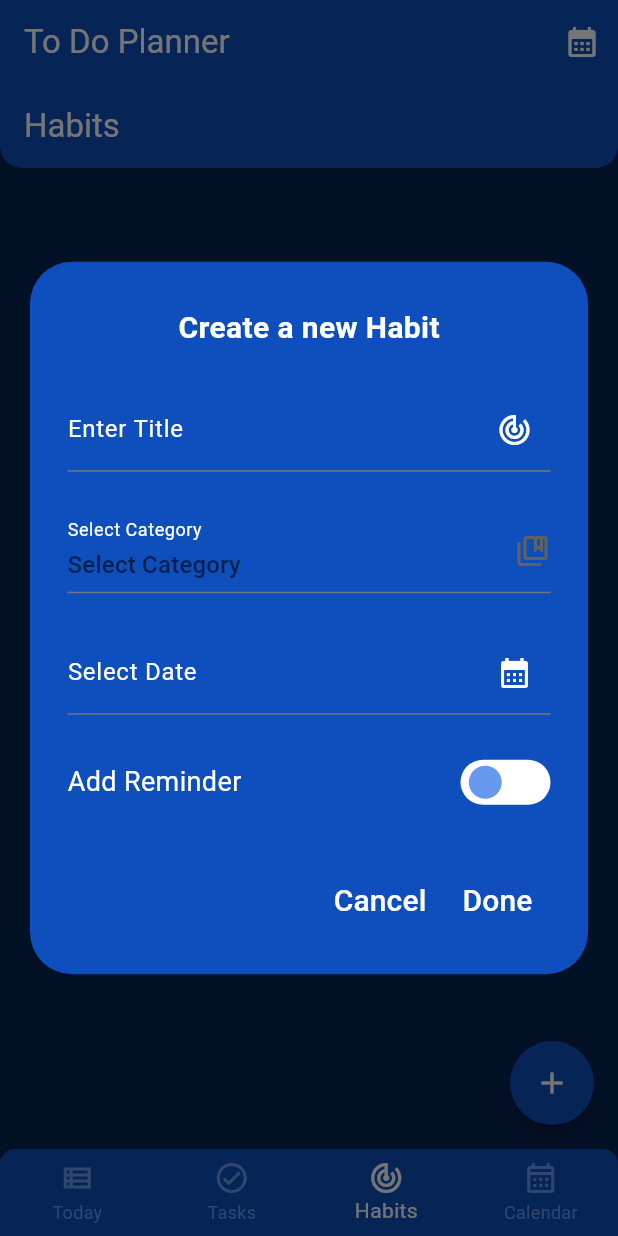
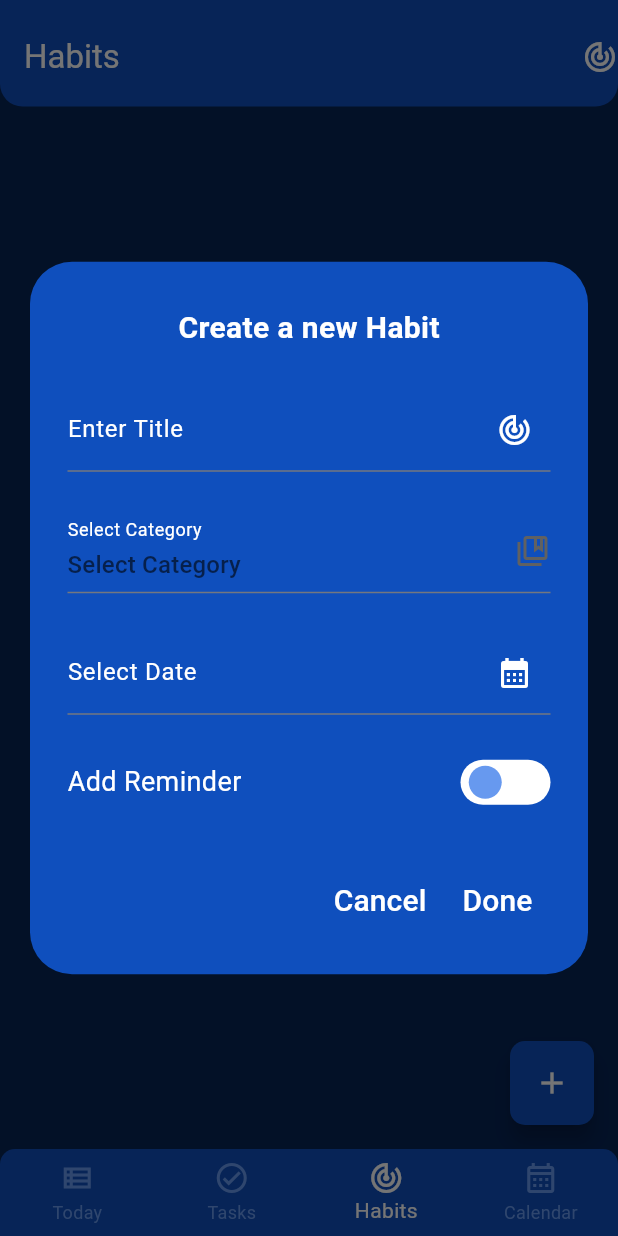
Before and after one commit to Teshan2000/To-Do-Planner, a Flutter app: the screen it shows after launch, item 3 of the bottom bar chosen, after a tap on the "add" icon, on a phone screen of 412 x 824 dp. Run offline on Flutter 3.47's test engine with Material 3 defaults, Android fonts, the phone set to English and light mode, and no system bars; drawn by our look-alikes of flutter_switch; our stand-ins replace flutter_local_notifications, hive_flutter, table_calendar, timezone; accounts and stored records are empty.

Commit message:
New Changes
Some new modifications were added in UI.

```diff
--- a/to_do_planner/lib/screens/habitsScreen.dart
+++ b/to_do_planner/lib/screens/habitsScreen.dart
@@ -19,17 +19,35 @@ class _HabitsScreenState extends State<HabitsScreen> {
     return Scaffold(
       backgroundColor: const Color.fromARGB(255, 7, 36, 86),
       appBar: AppBar(
-        title: const Text(
-          "Habits",
-          style: TextStyle(color: Colors.white),
+        title: const Padding(
+          padding: EdgeInsets.only(top: 20),
+          child: Text(
+            "Habits",
+            style: TextStyle(color: Colors.white),
+          ),
         ),
+        actions: const [
+          Padding(
+            padding: EdgeInsets.only(top: 20),
+            child: Icon(
+              Icons.track_changes,
+              color: Colors.white,
+            ),
+          ),
+        ],
         shape: const RoundedRectangleBorder(
           borderRadius: BorderRadius.only(
             bottomLeft: Radius.circular(15),
-            bottomRight: Radius.circular(15)
-          )
+            bottomRight: Radius.circular(15))),
+        backgroundColor: const Color.fromARGB(255, 15, 79, 189),
+        bottom: const PreferredSize(
+          preferredSize: Size(double.infinity, 15),
+          child: Padding(
+            padding: EdgeInsets.symmetric(
+              horizontal: 3,
+            ),
+          ),
         ),
-        backgroundColor: const Color.fromARGB(255, 15, 79, 189),
       ),
       body: Consumer<HabitProvider>(
         builder: (context, habitProvider, _) {
@@ -149,8 +167,12 @@ class _HabitsScreenState extends State<HabitsScreen> {
                   },
                   itemCount: habitProvider.habits.length,
                   separatorBuilder: (context, index) {
-                    return const Divider(
-                      color: Colors.white,
+                    return const Padding(
+                      padding: EdgeInsets.symmetric(horizontal: 10),
+                      child: Divider(
+                        height: 5,
+                        color: Colors.white,
+                      ),
                     );
                   },
                 ),
@@ -280,8 +302,12 @@ class _HabitsScreenState extends State<HabitsScreen> {
                   },
                   itemCount: habitProvider.completedHabits.length,
                   separatorBuilder: (context, index) {
-                    return const Divider(
-                      color: Colors.white,
+                    return const Padding(
+                      padding: EdgeInsets.symmetric(horizontal: 10),
+                      child: Divider(
+                        height: 5,
+                        color: Colors.white,
+                      ),
                     );
                   },
                 ),
@@ -320,7 +346,7 @@ class _HabitsScreenState extends State<HabitsScreen> {
             )
           );
         },
-        shape: const CircleBorder(side: BorderSide.none),
+        shape: const RoundedRectangleBorder(borderRadius: BorderRadius.all(Radius.circular(10))),
         child: const Icon(
           Icons.add,
           color: Colors.white,
--- a/to_do_planner/lib/screens/home.dart
+++ b/to_do_planner/lib/screens/home.dart
@@ -45,24 +45,24 @@ class _HomeState extends State<Home> {
   Widget build(BuildContext context) {
     return Scaffold(
       backgroundColor: const Color.fromARGB(255, 7, 36, 86),
-      appBar: AppBar(
-        title: const Text(
-          "To Do Planner",
-          style: TextStyle(color: Colors.white),
-        ),
-        actions: [
-          IconButton(
-            onPressed: () {
-              Navigator.of(context).pushReplacement(
-                MaterialPageRoute(
-                  builder: (context) => const Calendar()));
-            },
-            icon: const Icon(Icons.calendar_month),
-            color: Colors.white,
-          ),
-        ],
-        backgroundColor: const Color.fromARGB(255, 15, 79, 189),
-      ),
+      // appBar: AppBar(
+      //   title: const Text(
+      //     "To Do Planner",
+      //     style: TextStyle(color: Colors.white),
+      //   ),
+      //   actions: [
+      //     IconButton(
+      //       onPressed: () {
+      //         Navigator.of(context).pushReplacement(
+      //           MaterialPageRoute(
+      //             builder: (context) => const Calendar()));
+      //       },
+      //       icon: const Icon(Icons.calendar_month),
+      //       color: Colors.white,
+      //     ),
+      //   ],
+      //   backgroundColor: const Color.fromARGB(255, 15, 79, 189),
+      // ),
       body: _pages[_selectedIndex],
       bottomNavigationBar: ClipRRect(
         borderRadius: const BorderRadius.only(
@@ -108,7 +108,6 @@ class _HomeState extends State<Home> {
           },
         ),
       ),
-
     );
   }
 }
--- a/to_do_planner/lib/screens/today.dart
+++ b/to_do_planner/lib/screens/today.dart
@@ -2,8 +2,10 @@ import 'package:flutter/material.dart';
 import 'package:intl/intl.dart';
 import 'package:provider/provider.dart';
 import 'package:table_calendar/table_calendar.dart';
-import 'package:to_do_planner/models/habit.dart';
-import 'package:to_do_planner/models/task.dart';
+import 'package:to_do_planner/components/completedHabitsList.dart';
+import 'package:to_do_planner/components/completedTasksList.dart';
+import 'package:to_do_planner/components/habitsList.dart';
+import 'package:to_do_planner/components/tasksList.dart';
 import 'package:to_do_planner/providers/habitProvider.dart';
 import 'package:to_do_planner/providers/taskProvider.dart';
 
@@ -14,14 +16,11 @@ class Today extends StatefulWidget {
   State<Today> createState() => _TodayState();
 }
 
-enum FilterStatus { All, Tasks, Habits }
-
 class _TodayState extends State<Today> {
   bool isCompleted = false;
   DateTime _focusedDay = DateTime.now();
-  DateTime _selectedDay = DateTime.now();
-  FilterStatus status = FilterStatus.All;
-  Alignment _alignment = Alignment.centerLeft;
+  DateTime? _selectedDay;
+  CalendarFormat _calendarFormat = CalendarFormat.week;
 
   String formatTaskDate(DateTime taskDate) {
     DateTime now = DateTime.now();
@@ -39,14 +38,17 @@ class _TodayState extends State<Today> {
 
   @override
   Widget build(BuildContext context) {
+    final taskProvider = Provider.of<TaskProvider>(context);
+    final habitProvider = Provider.of<HabitProvider>(context);
+
     List<Map<String, dynamic>> getEventsByDate(DateTime day) {
-      final tasks = TaskProvider()
-          .getTasksByDate(_selectedDay)
+      final tasks = taskProvider
+          .getTasksByDate(day)
           .map((task) => {'type': 'task', 'data': task})
           .toList();
 
-      final habits = HabitProvider()
-          .getHabitsByDate(_selectedDay)
+      final habits = habitProvider
+          .getHabitsByDate(day)
           .map((habit) => {'type': 'habit', 'data': habit})
           .toList();
 
@@ -56,15 +58,20 @@ class _TodayState extends State<Today> {
     return Scaffold(
       backgroundColor: const Color.fromARGB(255, 7, 36, 86),
       appBar: AppBar(
-        title: const Text(
+        title: const Padding(
+          padding: EdgeInsets.only(top: 20),
+          child: Text(
             "Today",
             style: TextStyle(color: Colors.white),
           ),
-        actions: [
-          IconButton(
-            onPressed: () {},
-            icon: const Icon(Icons.calendar_month),
+        ),
+        actions: const [
+          Padding(
+            padding: EdgeInsets.only(top: 20),
+            child: Icon(
+              Icons.view_list,
               color: Colors.white,
+            ),
           ),
         ],
         shape: const RoundedRectangleBorder(
@@ -72,6 +79,14 @@ class _TodayState extends State<Today> {
             bottomLeft: Radius.circular(15),
             bottomRight: Radius.circular(15))),
         backgroundColor: const Color.fromARGB(255, 15, 79, 189),
+        bottom: const PreferredSize(
+          preferredSize: Size(double.infinity, 15),
+          child: Padding(
+            padding: EdgeInsets.symmetric(
+              horizontal: 3,
+            ),
+          ),
+        ),
       ),
       body: Consumer2<TaskProvider, HabitProvider>(
         builder: (context, taskProvider, habitProvider, _) {
@@ -82,7 +97,8 @@ class _TodayState extends State<Today> {
                 focusedDay: _focusedDay,
                 firstDay: DateTime(2000),
                 lastDay: DateTime(2100),
-                calendarFormat: CalendarFormat.week,
+                calendarFormat: _calendarFormat,
+                startingDayOfWeek: StartingDayOfWeek.monday,
                 headerVisible: false,
                 selectedDayPredicate: (day) => isSameDay(_selectedDay, day),
                 onDaySelected: (selectedDay, focusedDay) {
@@ -91,6 +107,15 @@ class _TodayState extends State<Today> {
                     _focusedDay = focusedDay;
                   });
                 },
+                // headerStyle: const HeaderStyle(
+                //   titleTextStyle: TextStyle(color: Colors.white),
+                //   formatButtonTextStyle: TextStyle(color: Colors.white),
+                //   decoration: BoxDecoration(
+                //     color: Color.fromARGB(255, 5, 46, 80),
+                //     borderRadius: BorderRadius.all(Radius.circular(10)),
+                //   ),
+                // ),
+                eventLoader: (day) => getEventsByDate(day),
                 daysOfWeekStyle: const DaysOfWeekStyle(
                   weekdayStyle: TextStyle(color: Colors.white),
                   weekendStyle: TextStyle(color: Colors.white),
@@ -103,6 +128,11 @@ class _TodayState extends State<Today> {
                     color: Colors.white,
                     shape: BoxShape.circle,
                   ),
+                  todayDecoration: BoxDecoration(
+                    color: Colors.blueAccent,
+                    shape: BoxShape.rectangle,
+                    borderRadius: BorderRadius.all(Radius.circular(10))
+                  ),
                   selectedDecoration: BoxDecoration(
                     color: Colors.blueAccent,
                     shape: BoxShape.circle,
@@ -110,107 +140,49 @@ class _TodayState extends State<Today> {
                 ),
               ),
               const SizedBox(height: 20),
-              Stack(
-                children: [
-                  Padding(
-                    padding: const EdgeInsets.symmetric(horizontal: 12),
-                    child: Container(
-                      width: double.infinity,
-                      height: 30,
-                      decoration: BoxDecoration(
-                          color: Colors.white,
-                          borderRadius: BorderRadius.circular(10)),
-                      child: Row(
-                        mainAxisAlignment: MainAxisAlignment.spaceBetween,
-                        children: [
-                          for (FilterStatus filterStatus in FilterStatus.values)
-                            Expanded(
-                                child: GestureDetector(
-                              onTap: () {
-                                setState(() {
-                                  if (filterStatus == FilterStatus.All) {
-                                    status = FilterStatus.All;
-                                    _alignment = Alignment.centerLeft;
-                                  } else if (filterStatus ==
-                                      FilterStatus.Tasks) {
-                                    status = FilterStatus.Tasks;
-                                    _alignment = Alignment.center;
-                                  } else if (filterStatus ==
-                                      FilterStatus.Habits) {
-                                    status = FilterStatus.Habits;
-                                    _alignment = Alignment.centerRight;
-                                  }
-                                });
-                              },
-                              child: Center(child: Text(filterStatus.name)),
-                            ))
-                        ],
-                      ),
-                    ),
-                  ),
-                  Padding(
-                    padding: const EdgeInsets.symmetric(horizontal: 12),
-                    child: AnimatedAlign(
-                      alignment: _alignment,
-                      duration: const Duration(milliseconds: 200),
-                      child: Container(
-                        width: 100,
-                        height: 30,
-                        decoration: BoxDecoration(
-                            color: const Color.fromARGB(255, 15, 79, 189),
-                            borderRadius: BorderRadius.circular(10)),
-                        child: Center(
-                            child: Text(
-                          status.name,
-                          style: const TextStyle(
-                            color: Colors.white,
-                            fontWeight: FontWeight.bold,
-                          ),
-                        )),
-                      ),
-                    ),
-                  ),
-                ],
-              ),
-              const SizedBox(height: 20),
-              Expanded(
-                  child: ListView(
-                    children: getEventsByDate(_selectedDay ?? _focusedDay)
-                        .map((event) {
-                      if (event['type'] == 'task') {
-                        Task task = event['data'];
-                        return Dismissible(
-                          key: Key(toString()),
-                          child: ListTile(
-                            // leading: Icon(task.category?.icon, color: Colors.white),
-                            title: Text(task.title,
-                                style: const TextStyle(color: Colors.white)),
-                            subtitle: Text("Task | ${task.time}",
-                                style: const TextStyle(
-                                    color: Color.fromARGB(255, 103, 153, 239))),
-                            trailing:
-                                Icon(task.category?.icon, color: Colors.white),
-                          ),
-                        );
-                      } else if (event['type'] == 'habit') {
-                        Habit habit = event['data'];
-                        return ListTile(
-                          // leading: Icon(habit.category?.icon, color: Colors.white),
-                          title: Text(habit.title,
-                              style: const TextStyle(color: Colors.white)),
-                          subtitle: Text(
-                              "Habit | ${formatTaskDate(habit.startDate)}",
-                              style: const TextStyle(
-                                  color: Color.fromARGB(255, 103, 153, 239))),
-                          trailing:
-                              Icon(habit.category?.icon, color: Colors.white),
-                        );
-                      }
-                      return const SizedBox.shrink();
-                    }).toList(),
-                  ),
-                ),
+              TodayTasksList(selectedDate: _selectedDay ?? DateTime.now()),
+              TodayHabitsList(selectedDate: _selectedDay ?? DateTime.now()),
+              CompletedTasksList(selectedDate: _selectedDay ?? DateTime.now()),
+              CompletedTodayHabitsList(selectedDate: _selectedDay ?? DateTime.now())
             ]
+                // Expanded(
+                //   child: ListView(
+                //     children: getEventsByDate(_selectedDay ?? _focusedDay)
+                //         .map((event) {
+                //       if (event['type'] == 'task') {
+                //         Task task = event['data'];
+                //         return Dismissible(
+                //           key: Key(toString()),
+                //           child: ListTile(
+                //             // leading: Icon(task.category?.icon, color: Colors.white),
+                //             title: Text(task.title,
+                //                 style: const TextStyle(color: Colors.white)),
+                //             subtitle: Text("Task | ${task.time}",
+                //                 style: const TextStyle(
+                //                     color: Color.fromARGB(255, 103, 153, 239))),
+                //             trailing:
+                //                 Icon(task.category?.icon, color: Colors.white),
+                //           ),
+                //         );
+                //       } else if (event['type'] == 'habit') {
+                //         Habit habit = event['data'];
+                //         return ListTile(
+                //           // leading: Icon(habit.category?.icon, color: Colors.white),
+                //           title: Text(habit.title,
+                //               style: const TextStyle(color: Colors.white)),
+                //           subtitle: Text(
+                //               "Habit | ${formatTaskDate(habit.startDate)}",
+                //               style: const TextStyle(
+                //                   color: Color.fromARGB(255, 103, 153, 239))),
+                //           trailing:
+                //               Icon(habit.category?.icon, color: Colors.white),
+                //         );
+                //       }
+                //       return const SizedBox.shrink();
+                //     }).toList(),
+                //   ),
+                // ),
+                // ],
             ),
           );
         },
```
Also changed, not shown: to_do_planner/lib/providers/notificationService.dart (+17 -0 lines), to_do_planner/lib/screens/calendar.dart (+37 -18 lines), to_do_planner/lib/screens/tasksScreen.dart (+37 -6 lines), 3 other files. Lines whose indentation alone changed are shown as unchanged.
